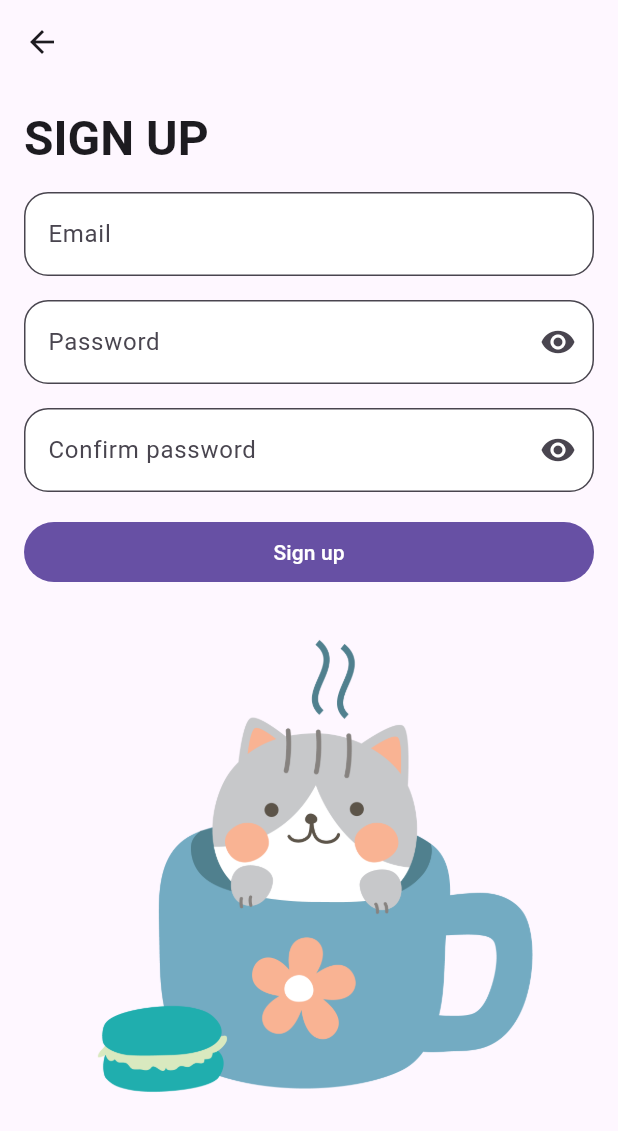
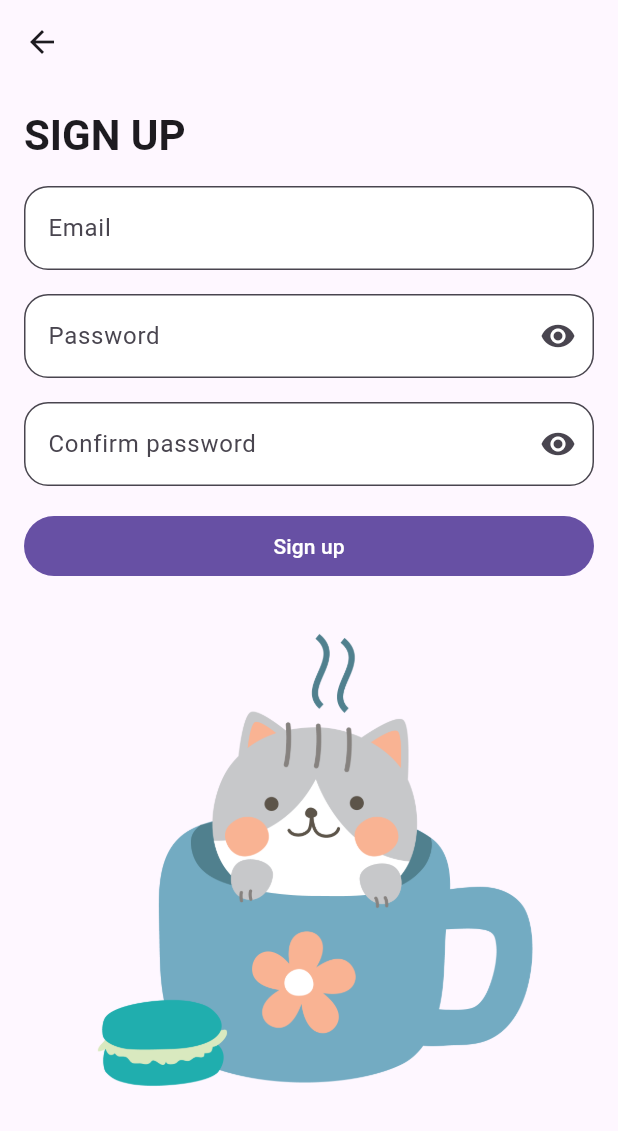
Before and after one commit to BuiVanQuoc2003/CatAPP, a Flutter app: the screen it shows after launch, after a tap on "Sign up", on a phone screen of 412 x 824 dp. Shown: the top 1131 px of the screen. Run offline on Flutter 3.47's test engine with Material 3 defaults, Android fonts, the phone set to English and light mode, and no system bars; our stand-ins replace cloud_firestore, firebase_auth, firebase_core; accounts and stored records are empty.

Commit message:
feat : Add name app

```diff
--- a/lib/feature/auth/signin_page.dart
+++ b/lib/feature/auth/signin_page.dart
@@ -5,6 +5,7 @@ import 'package:catapp/feature/auth/widget/loading.dart';
 import 'package:catapp/feature/main_page.dart';
 import 'package:catapp/repository/user_repository.dart';
 import 'package:flutter/material.dart';
+import 'package:flutter/widgets.dart';
 
 class SignInPage extends StatefulWidget {
   const SignInPage({super.key});
@@ -49,7 +50,18 @@ class _SignInPageState extends State<SignInPage> {
     final textTheme = Theme.of(context).textTheme;
     final screenWidth = MediaQuery.sizeOf(context).width;
     return Scaffold(
-      body: Center(
+      body: SingleChildScrollView(
+        child: Column(
+          children: [
+            Padding(
+              padding: const EdgeInsets.symmetric(vertical: kToolbarHeight),
+              child: Text(
+                'IFCAT',
+                style: textTheme.headlineLarge
+                    ?.copyWith(fontWeight: FontWeight.bold),
+              ),
+            ),
+            Center(
               child: Padding(
                 padding: const EdgeInsets.all(16.0),
                 child: Form(
@@ -66,7 +78,7 @@ class _SignInPageState extends State<SignInPage> {
                           ),
                           Text(
                             'Sign in'.toUpperCase(),
-                      style: textTheme.headlineLarge
+                            style: textTheme.headlineMedium
                                 ?.copyWith(fontWeight: FontWeight.bold),
                           ),
                         ],
@@ -120,6 +132,9 @@ class _SignInPageState extends State<SignInPage> {
                 ),
               ),
             ),
+          ],
+        ),
+      ),
       bottomNavigationBar: Padding(
         padding: const EdgeInsets.fromLTRB(16.0, 0, 16.0, 16.0),
         child: Column(
--- a/lib/feature/auth/signup_page.dart
+++ b/lib/feature/auth/signup_page.dart
@@ -81,7 +81,7 @@ class _SignUpPageState extends State<SignUpPage> {
               children: [
                 Text(
                   'Sign up'.toUpperCase(),
-                  style: textTheme.headlineLarge
+                  style: textTheme.headlineMedium
                       ?.copyWith(fontWeight: FontWeight.bold),
                 ),
                 Padding(
```
Also changed, not shown: 1 other file. Lines whose indentation alone changed are shown as unchanged.
